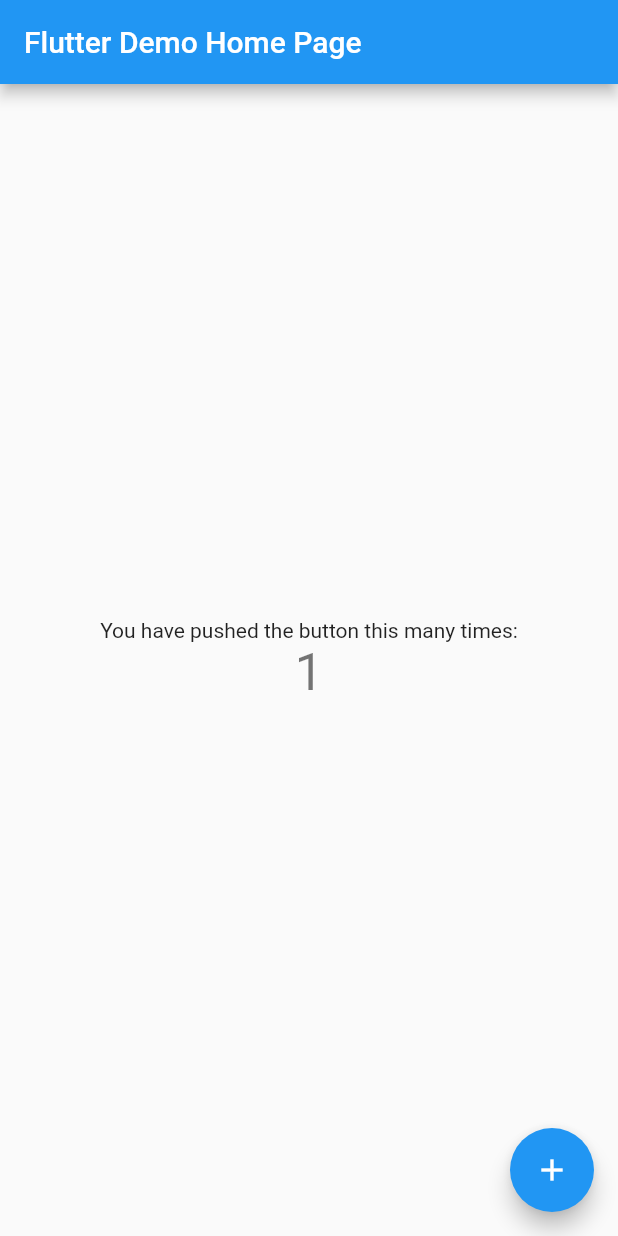
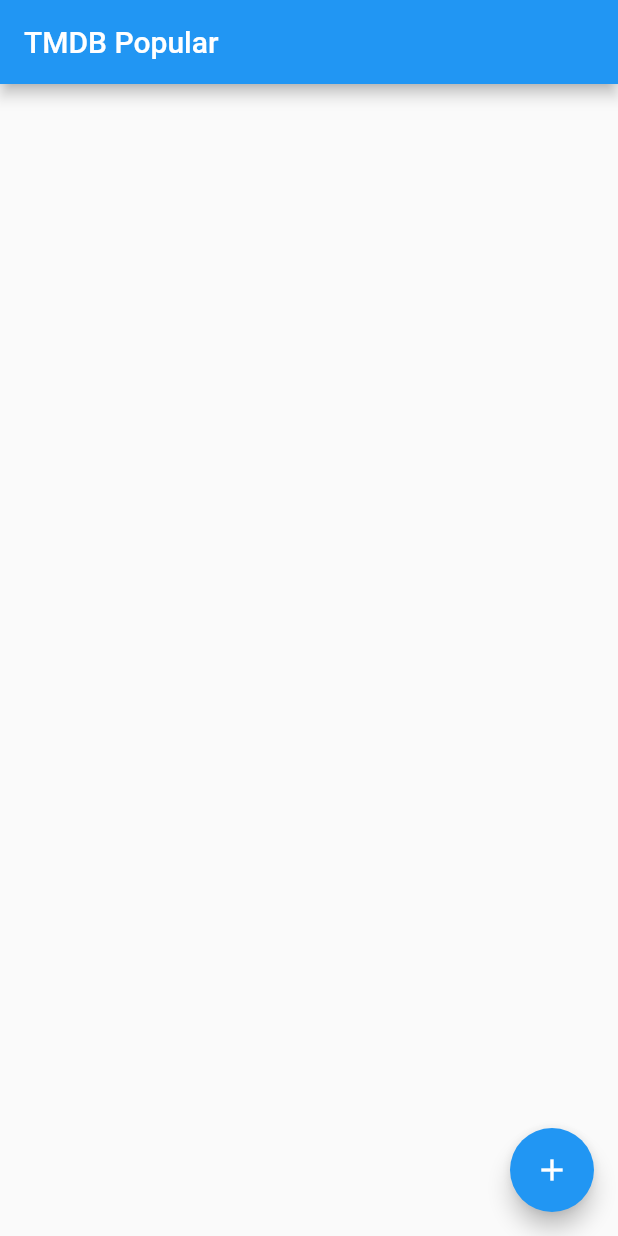
Before and after one commit to tdounnyy/tmdb_flutter, a Flutter app: the MyHomePage screen opened directly, after a tap on the "add" icon, on a phone screen of 412 x 824 dp. Run offline on Flutter 3.47's test engine with Material 2 defaults, Android fonts, the phone set to English and light mode, and no system bars; statements that could not run were skipped.

```diff
--- a/lib/main.dart
+++ b/lib/main.dart
@@ -1,4 +1,8 @@
 import 'package:flutter/material.dart';
+
+import 'entity/entities.dart';
+import 'repo/repos.dart';
+import 'widgets/widgets.dart';
 
 void main() => runApp(MyApp());
 
@@ -7,7 +11,7 @@ class MyApp extends StatelessWidget {
   @override
   Widget build(BuildContext context) {
     return MaterialApp(
-      title: 'Flutter Demo',
+      title: 'TMDB',
       theme: ThemeData(
         // This is the theme of your application.
         //
@@ -20,7 +24,7 @@ class MyApp extends StatelessWidget {
         // is not restarted.
         primarySwatch: Colors.blue,
       ),
-      home: MyHomePage(title: 'Flutter Demo Home Page'),
+      home: MyHomePage(title: 'TMDB Popular'),
     );
   }
 }
@@ -44,17 +48,19 @@ class MyHomePage extends StatefulWidget {
 }
 
 class _MyHomePageState extends State<MyHomePage> {
-  int _counter = 0;
+  List<Movie> _movies;
 
-  void _incrementCounter() {
-    setState(() {
-      // This call to setState tells the Flutter framework that something has
-      // changed in this State, which causes it to rerun the build method below
-      // so that the display can reflect the updated values. If we changed
-      // _counter without calling setState(), then the build method would not be
-      // called again, and so nothing would appear to happen.
-      _counter++;
-    });
+  MovieRepo _movieRepo;
+
+  @override
+  void initState() {
+    super.initState();
+    _movieRepo = new MovieRepo();
+  }
+
+  void _refreshMovies() async {
+    _movies = await _movieRepo.mockPopular().then((v) => v.results);
+    setState(() {});
   }
 
   @override
@@ -72,37 +78,11 @@ class _MyHomePageState extends State<MyHomePage> {
         title: Text(widget.title),
       ),
       body: Center(
-        // Center is a layout widget. It takes a single child and positions it
-        // in the middle of the parent.
-        child: Column(
-          // Column is also a layout widget. It takes a list of children and
-          // arranges them vertically. By default, it sizes itself to fit its
-          // children horizontally, and tries to be as tall as its parent.
-          //
-          // Invoke "debug painting" (press "p" in the console, choose the
-          // "Toggle Debug Paint" action from the Flutter Inspector in Android
-          // Studio, or the "Toggle Debug Paint" command in Visual Studio Code)
-          // to see the wireframe for each widget.
-          //
-          // Column has various properties to control how it sizes itself and
-          // how it positions its children. Here we use mainAxisAlignment to
-          // center the children vertically; the main axis here is the vertical
-          // axis because Columns are vertical (the cross axis would be
-          // horizontal).
-          mainAxisAlignment: MainAxisAlignment.center,
-          children: <Widget>[
-            Text(
-              'You have pushed the button this many times:',
-            ),
-            Text(
-              '$_counter',
-              style: Theme.of(context).textTheme.display1,
-            ),
-          ],
-        ),
-      ),
+          // Center is a layout widget. It takes a single child and positions it
+          // in the middle of the parent.
+          child: _movies == null ? null : MovieCard(_movies[0])),
       floatingActionButton: FloatingActionButton(
-        onPressed: _incrementCounter,
+        onPressed: _refreshMovies,
         tooltip: 'Increment',
         child: Icon(Icons.add),
       ), // This trailing comma makes auto-formatting nicer for build methods.
--- /dev/null
+++ b/lib/repo/repos.dart
@@ -0,0 +1,3 @@
+export 'MovieRepo.dart';
+export 'ImageRepo.dart';
+export 'ConfigRepo.dart';
--- /dev/null
+++ b/lib/widgets/widgets.dart
@@ -0,0 +1 @@
+export 'MovieCard.dart';
```
Also changed, not shown: lib/widgets/MovieCard.dart (added, +13 -0 lines).
